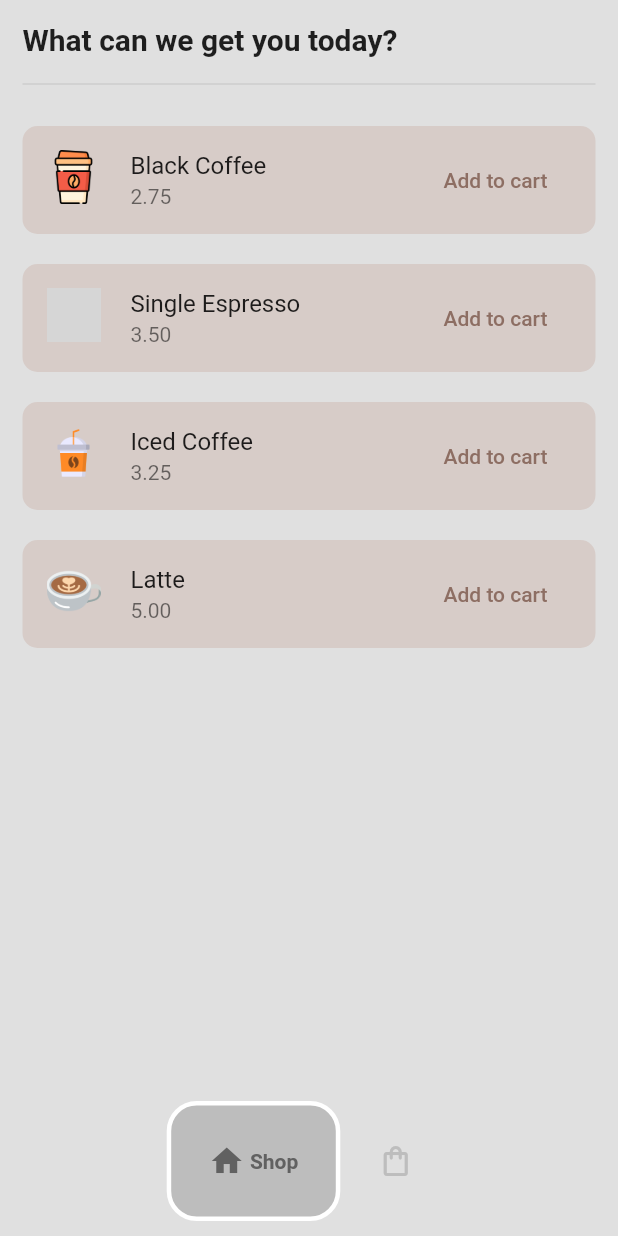
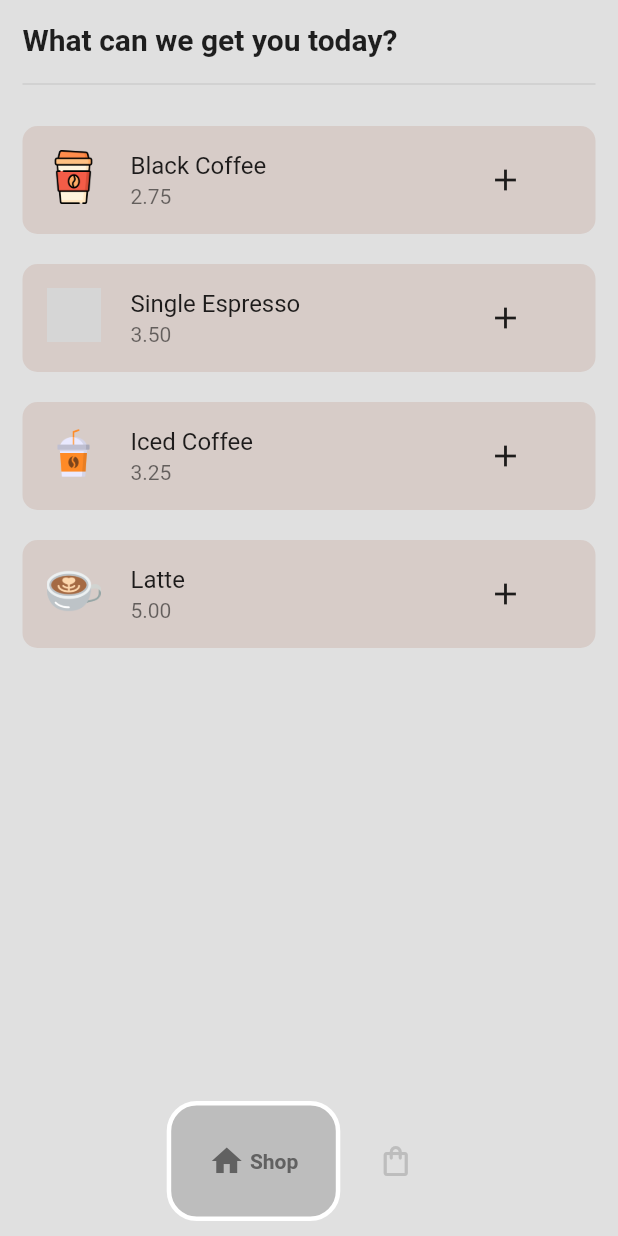
Before and after one commit to cmartin300/coffeeshop_tut, a Flutter app: the screen it shows after launch, on a phone screen of 412 x 824 dp. Run offline on Flutter 3.47's test engine with Material 2 defaults, Android fonts, the light colour scheme and no system bars; drawn by our look-alikes of google_nav_bar; grey boxes are pictures that could not be loaded.

Commit message:
UI Notifications Added
- snackbar popup when adding items to cart --feature

```diff
--- a/lib/components/drink_tile.dart
+++ b/lib/components/drink_tile.dart
@@ -27,10 +27,15 @@ class DrinkTile extends StatelessWidget {
         trailing: MaterialButton(
           onPressed: () {
             Provider.of<Shop>(context, listen: false).addToCart(drink);
+            ScaffoldMessenger.of(context).showSnackBar(
+              SnackBar(
+                duration: const Duration(milliseconds: 500),
+                content: Text("${drink.drinkName} added to cart."),
+              ),
+            );
           },
-          child: Text(
-            'Add to cart',
-            style: TextStyle(color: Colors.brown.shade400),
+          child: const Icon(
+            Icons.add,
           ),
         ),
       ),
```
